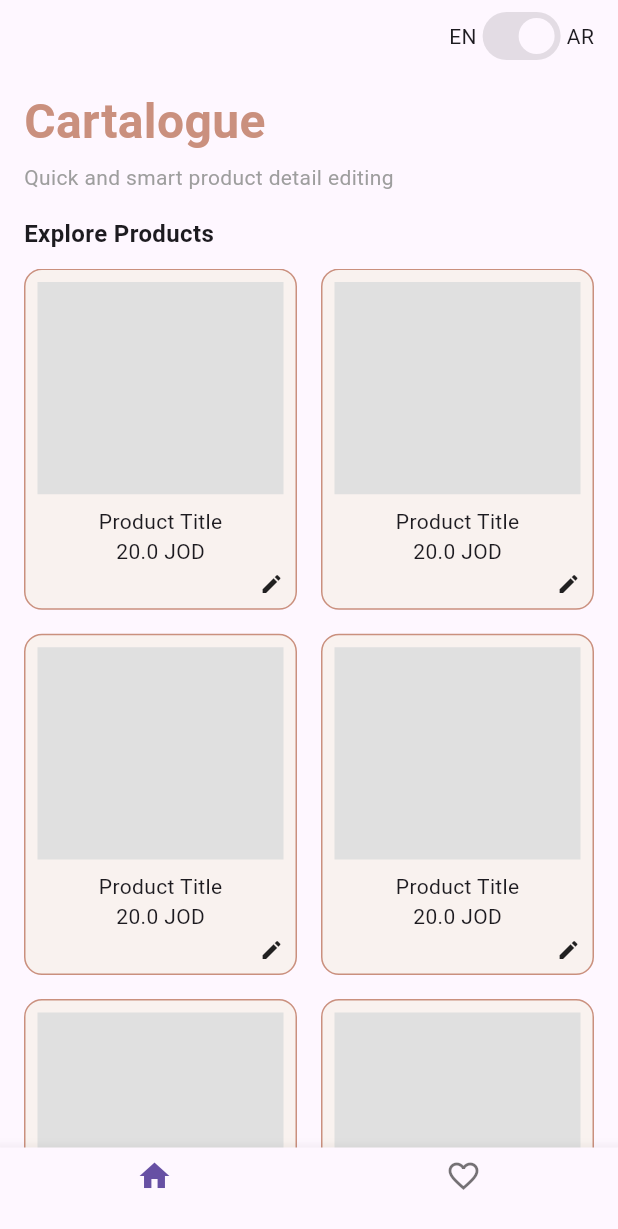
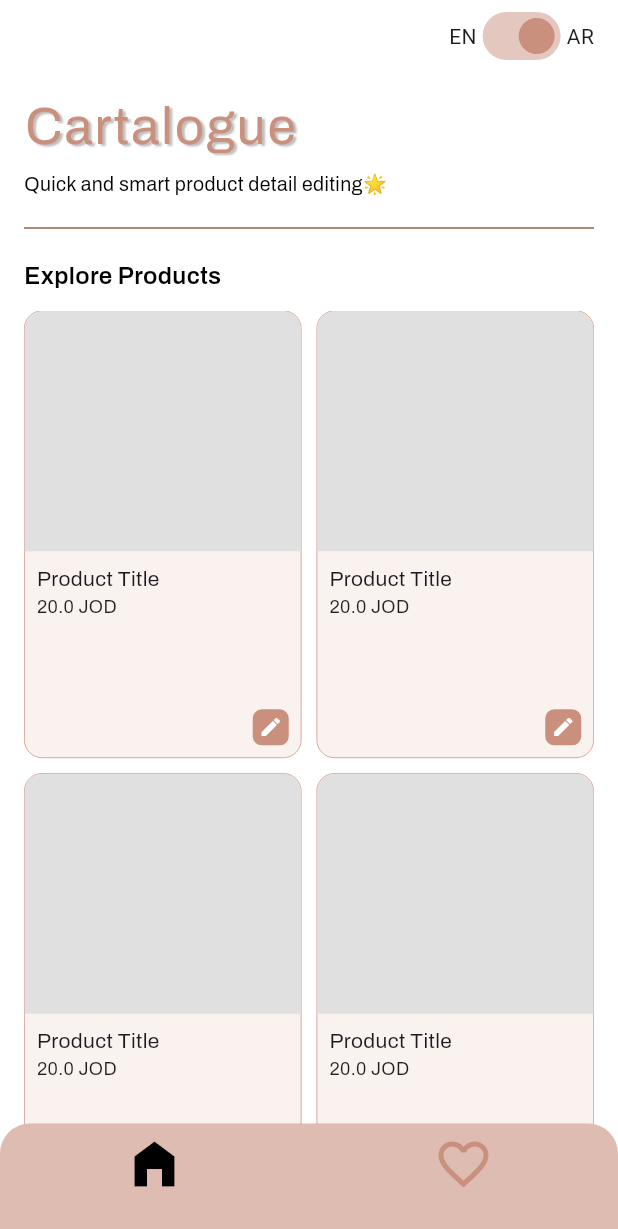
Before and after one commit to mariamnnassar/Cartalogue, a Flutter app: the screen it shows after launch, on a phone screen of 412 x 824 dp. Shown: the top 1229 px of the screen. Run offline on Flutter 3.47's test engine with Material 3 defaults, Android fonts, the light colour scheme and no system bars; our stand-ins replace flutter_riverpod.

Commit message:
Front End Implemented

```diff
--- a/lib/features/home/home.dart
+++ b/lib/features/home/home.dart
@@ -1,6 +1,6 @@
-// lib/features/home/home.dart
-
 import 'package:flutter/material.dart';
+import 'package:cartalogue/features/edit_product/edit.dart';
+import 'package:cartalogue/features/favorites/favorites.dart'; // <-- Import FavoritesScreen
 
 class HomeScreen extends StatelessWidget {
   const HomeScreen({super.key});
@@ -8,97 +8,178 @@ class HomeScreen extends StatelessWidget {
   @override
   Widget build(BuildContext context) {
     return Scaffold(
-      // Main screen layout
+      backgroundColor: Colors.white,
+
+      // Main screen content
       body: SafeArea(
         child: Padding(
-          padding: const EdgeInsets.symmetric(horizontal: 16.0),
+          padding: const EdgeInsets.symmetric(horizontal: 16),
           child: Column(
             crossAxisAlignment: CrossAxisAlignment.start,
             children: [
-
-              // 🧭 Language switch row
+              // 🔄 Language toggle (Android-style)
               Align(
                 alignment: Alignment.topRight,
                 child: Row(
                   mainAxisSize: MainAxisSize.min,
-                  children: const [
-                    Text("EN"),
-                    Switch(value: true, onChanged: null), // Temporary
-                    Text("AR"),
+                  children: [
+                    const Text("EN"),
+                    Switch(
+                      value: true,
+                      onChanged: (val) {},
+                      activeColor: const Color(0xFFCA907E),
+                    ),
+                    const Text("AR"),
                   ],
                 ),
               ),
 
-              const SizedBox(height: 10),
+              const SizedBox(height: 12),
 
-              // 🛍️ App Title
+              // 🅰️ App name
               const Text(
                 "Cartalogue",
                 style: TextStyle(
-                  fontSize: 32,
-                  fontWeight: FontWeight.bold,
+                  fontSize: 34,
+                  fontFamily: 'Archivo',
                   color: Color(0xFFCA907E),
+                  letterSpacing: 1.5,
+                  shadows: [
+                    Shadow(
+                      color: Colors.black26,
+                      offset: Offset(2, 1),
+                      blurRadius: 1,
+                    )
+                  ],
                 ),
               ),
 
               const SizedBox(height: 4),
 
-              // 💬 Subtitle
+              // 🗯️ Subtitle
               const Text(
-                "Quick and smart product detail editing",
+                "Quick and smart product detail editing🌟",
                 style: TextStyle(
-                  fontSize: 14,
-                  color: Colors.grey,
+                  fontSize: 13,
+                  color: Colors.black,
+                  fontFamily: 'Archivo',
                 ),
               ),
 
-              const SizedBox(height: 16),
+              const SizedBox(height: 12),
 
-              // 📦 Section title
+              // Divider line
+              const Divider(
+                thickness: 1,
+                color: Color(0xFF91654B),
+              ),
+
+              const SizedBox(height: 12),
+
+              // Section title
               const Text(
                 "Explore Products",
                 style: TextStyle(
                   fontSize: 16,
                   fontWeight: FontWeight.bold,
+                  fontFamily: 'Archivo',
+                  color: Colors.black,
                 ),
               ),
 
               const SizedBox(height: 12),
 
-              // 🖼️ Grid of product cards
+              // 🧱 Product cards grid
               Expanded(
                 child: GridView.builder(
-                  itemCount: 8, // static number for UI demo
+                  itemCount: 6,
                   gridDelegate: const SliverGridDelegateWithFixedCrossAxisCount(
                     crossAxisCount: 2,
-                    mainAxisSpacing: 16,
-                    crossAxisSpacing: 16,
-                    childAspectRatio: 0.8,
+                    crossAxisSpacing: 10,
+                    mainAxisSpacing: 10,
+                    childAspectRatio: 0.62, // taller card
                   ),
                   itemBuilder: (context, index) {
                     return Container(
-                      padding: const EdgeInsets.all(8),
                       decoration: BoxDecoration(
-                        color: Color(0xFFF9F2EF),
+                        color: const Color(0x1FCA907E), // 12% opacity
                         borderRadius: BorderRadius.circular(12),
-                        border: Border.all(color: Color(0xFFCA907E)),
+                        border: Border.all(
+                          color: const Color(0xFFCA907E),
+                          width: 0.5,
+                        ),
                       ),
                       child: Column(
+                        crossAxisAlignment: CrossAxisAlignment.start,
                         children: [
-                          // Product image placeholder
-                          Expanded(
-                            child: Container(
+                          // 🖼️ Product image
+                          Container(
+                            height: 160,
+                            width: double.infinity,
+                            decoration: BoxDecoration(
                               color: Colors.grey[300],
+                              borderRadius: const BorderRadius.only(
+                                topLeft: Radius.circular(12),
+                                topRight: Radius.circular(12),
+                              ),
                             ),
                           ),
+
                           const SizedBox(height: 8),
-                          const Text("Product Title"),
-                          const Text("20.0 JOD"),
-                          const SizedBox(height: 4),
-                          Align(
-                            alignment: Alignment.bottomRight,
-                            child: Icon(Icons.edit, size: 16),
-                          )
+
+                          // 📝 Product title & price
+                          const Padding(
+                            padding: EdgeInsets.symmetric(horizontal: 8),
+                            child: Column(
+                              crossAxisAlignment: CrossAxisAlignment.start,
+                              children: [
+                                Text(
+                                  "Product Title",
+                                  style: TextStyle(
+                                    fontSize: 14,
+                                    fontWeight: FontWeight.w500,
+                                    fontFamily: 'Archivo',
+                                  ),
+                                ),
+                                Text(
+                                  "20.0 JOD",
+                                  style: TextStyle(
+                                    fontSize: 12,
+                                    color: Colors.black87,
+                                    fontFamily: 'Archivo',
+                                  ),
+                                ),
+                              ],
+                            ),
+                          ),
+
+                          const Spacer(),
+
+                          // ✏️ Edit icon at bottom right
+                          Padding(
+                            padding: const EdgeInsets.only(right: 8, bottom: 8),
+                            child: Align(
+                              alignment: Alignment.bottomRight,
+                              child: Container(
+                                decoration: BoxDecoration(
+                                  color: const Color(0xFFCA907E),
+                                  borderRadius: BorderRadius.circular(6),
+                                ),
+                                padding: const EdgeInsets.all(4),
+                                child: GestureDetector(
+                                  onTap: () {
+                                    Navigator.push(
+                                      context,
+                                      MaterialPageRoute(
+                                        builder: (context) => const EditProduct(),
+                                      ),
+                                    );
+                                  },
+                                  child: const Icon(Icons.edit, color: Colors.white, size: 16),
+                                ),
+                              ),
+                            ),
+                          ),
                         ],
                       ),
                     );
@@ -110,13 +191,42 @@ class HomeScreen extends StatelessWidget {
         ),
       ),
 
-      // ❤️ Bottom navigation
-      bottomNavigationBar: BottomNavigationBar(
-        currentIndex: 0, // Home selected
-        items: const [
-          BottomNavigationBarItem(icon: Icon(Icons.home), label: ""),
-          BottomNavigationBarItem(icon: Icon(Icons.favorite_border), label: ""),
-        ],
+      // Bottom navigation bar with navigation to favorites
+      bottomNavigationBar: Container(
+        decoration: const BoxDecoration(
+          color: Color(0x99CA907E), // 60% opacity
+          borderRadius: BorderRadius.only(
+            topLeft: Radius.circular(20),
+            topRight: Radius.circular(20),
+          ),
+        ),
+        child: BottomNavigationBar(
+          backgroundColor: Colors.transparent,
+          elevation: 0,
+          currentIndex: 0,
+          selectedItemColor: Colors.black,
+          unselectedItemColor: Color(0xFFCA907E),
+          onTap: (index) {
+            if (index == 1) {
+              Navigator.push(
+                context,
+                MaterialPageRoute(
+                  builder: (context) => const FavoritesScreen(),
+                ),
+              );
+            }
+          },
+          items: const [
+            BottomNavigationBarItem(
+              icon: Icon(Icons.home_filled, size: 40),
+              label: "",
+            ),
+            BottomNavigationBarItem(
+              icon: Icon(Icons.favorite_border, size: 40),
+              label: "",
+            ),
+          ],
+        ),
       ),
     );
   }
```
Also changed, not shown: lib/features/edit_product/edit.dart (added, +188 -0 lines), lib/features/favorites/favorites.dart (added, +149 -0 lines), pubspec.yaml (+10 -1 lines), assets/fonts/Archivo-Regular.ttf (added), assets/fonts/Archivo-SemiBold.ttf (added), pubspec.lock.
